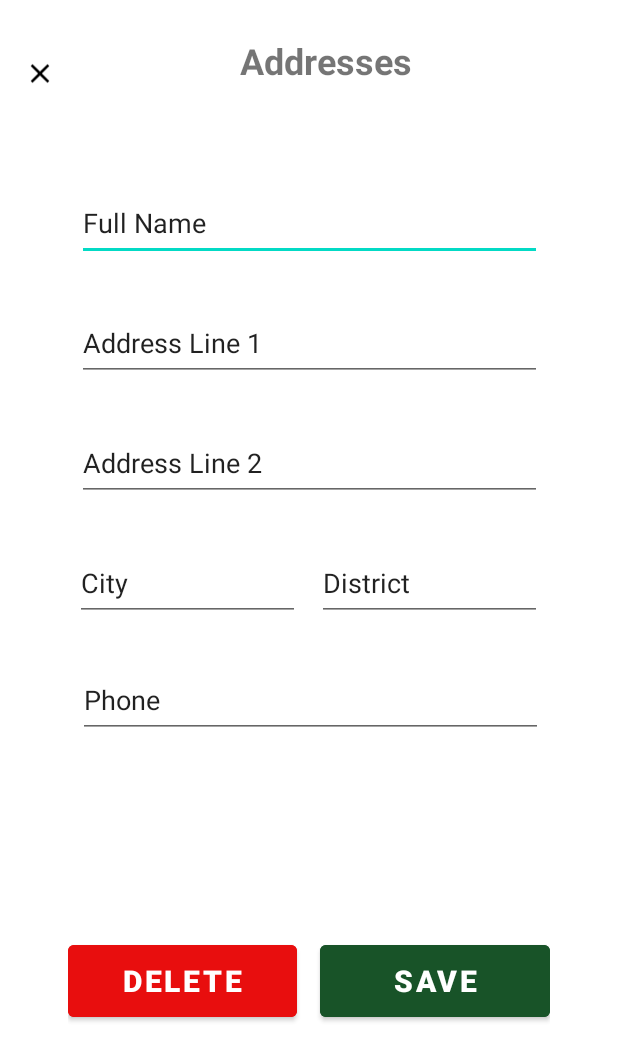
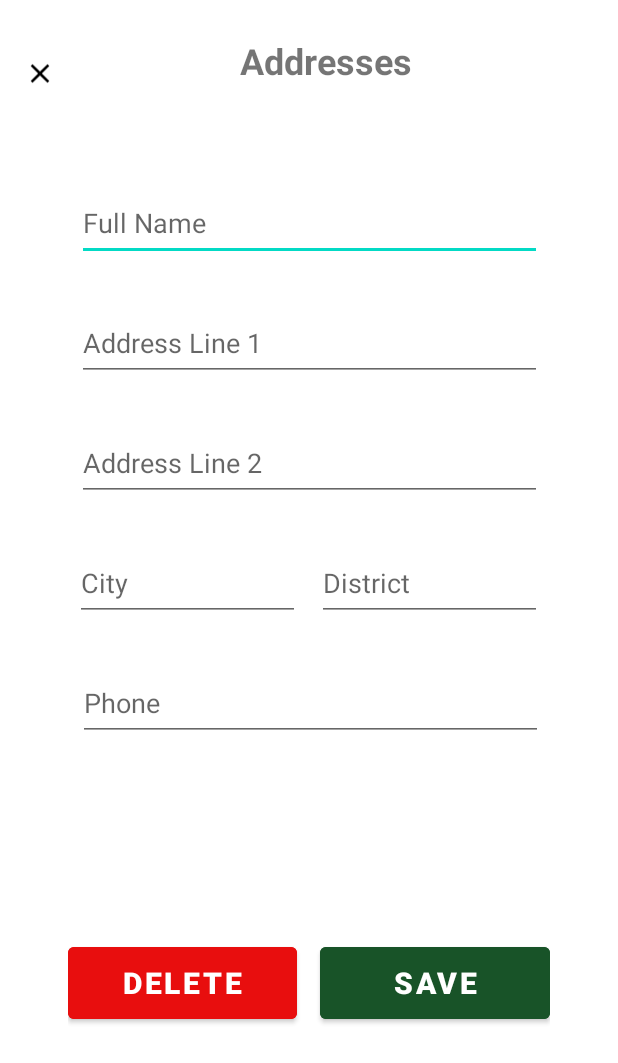
Before and after one commit to Harish3000/FarmLink-MAD-PROJECT-Y2S2-G4.2, an Android app: the layout activity_address.xml on its own in the app's theme, with its tools: preview values and no code run, on a phone screen of 412 x 824 dp. Shown: the top 1063 px of the screen. Run offline under Robolectric (Android 15) with nearby library versions, the phone set to English and light mode, and no system bars.

Commit message:
Address Data Insert
Successful

```diff
--- a/app/build.gradle
+++ b/app/build.gradle
@@ -1,6 +1,7 @@
 plugins {
     id 'com.android.application'
     id 'org.jetbrains.kotlin.android'
+    id 'com.google.gms.google-services'
 }
 
 android {
@@ -38,6 +39,7 @@ dependencies {
     implementation 'androidx.appcompat:appcompat:1.6.1'
     implementation 'com.google.android.material:material:1.8.0'
     implementation 'androidx.constraintlayout:constraintlayout:2.1.4'
+    implementation 'com.google.firebase:firebase-database:20.0.4'
     testImplementation 'junit:junit:4.13.2'
     androidTestImplementation 'androidx.test.ext:junit:1.1.5'
     androidTestImplementation 'androidx.test.espresso:espresso-core:3.5.1'
--- a/app/src/main/AndroidManifest.xml
+++ b/app/src/main/AndroidManifest.xml
@@ -26,6 +26,7 @@
                 <category android:name="android.intent.category.LAUNCHER" />
             </intent-filter>
         </activity>
+        <activity android:name=".AddressAcivity" android:exported="false" />
     </application>
 
 </manifest>
--- a/app/src/main/res/layout/activity_address.xml
+++ b/app/src/main/res/layout/activity_address.xml
@@ -14,8 +14,8 @@
         android:layout_marginTop="50dp"
         android:layout_marginEnd="50dp"
         android:ems="10"
+        android:hint="@string/editFullName"
         android:inputType="textPersonName"
-        android:text="@string/editFullName"
         app:layout_constraintEnd_toEndOf="parent"
         app:layout_constraintStart_toStartOf="parent"
         app:layout_constraintTop_toBottomOf="@+id/linearLayout" />
@@ -28,8 +28,8 @@
         android:layout_marginTop="30dp"
         android:layout_marginEnd="50dp"
         android:ems="10"
+        android:hint="@string/editAddress1"
         android:inputType="textPostalAddress"
-        android:text="@string/editAddress1"
         app:layout_constraintEnd_toEndOf="parent"
         app:layout_constraintStart_toStartOf="parent"
         app:layout_constraintTop_toBottomOf="@+id/editFullName" />
@@ -42,8 +42,8 @@
         android:layout_marginTop="30dp"
         android:layout_marginEnd="50dp"
         android:ems="10"
+        android:hint="@string/editAddress2"
         android:inputType="textPostalAddress"
-        android:text="@string/editAddress2"
         app:layout_constraintEnd_toEndOf="parent"
         app:layout_constraintStart_toStartOf="parent"
         app:layout_constraintTop_toBottomOf="@+id/editAddress1" />
@@ -55,8 +55,8 @@
         android:layout_marginStart="50dp"
         android:layout_marginTop="30dp"
         android:ems="10"
+        android:hint="@string/editCity"
         android:inputType="textPostalAddress"
-        android:text="@string/editCity"
         app:layout_constraintStart_toStartOf="parent"
         app:layout_constraintTop_toBottomOf="@+id/editAddress2" />
 
@@ -68,8 +68,8 @@
         android:layout_marginTop="30dp"
         android:layout_marginEnd="50dp"
         android:ems="10"
+        android:hint="@string/editDistrict"
         android:inputType="textPostalAddress"
-        android:text="@string/editDistrict"
         app:layout_constraintEnd_toEndOf="parent"
         app:layout_constraintStart_toEndOf="@+id/editCity"
         app:layout_constraintTop_toBottomOf="@+id/editAddress2" />
@@ -79,11 +79,11 @@
         android:layout_width="310dp"
         android:layout_height="50dp"
         android:layout_marginStart="50dp"
-        android:layout_marginTop="28dp"
+        android:layout_marginTop="30dp"
         android:layout_marginEnd="50dp"
         android:ems="10"
+        android:hint="@string/editPhone"
         android:inputType="phone"
-        android:text="@string/editPhone"
         app:layout_constraintEnd_toEndOf="parent"
         app:layout_constraintHorizontal_bias="1.0"
         app:layout_constraintStart_toStartOf="parent"
@@ -153,4 +153,5 @@
             android:textSize="20sp"
             android:textStyle="bold" />
     </LinearLayout>
+
 </androidx.constraintlayout.widget.ConstraintLayout>
--- a/build.gradle
+++ b/build.gradle
@@ -1,4 +1,8 @@
-// Top-level build file where you can add configuration options common to all sub-projects/modules.
+buildscript {
+    dependencies {
+        classpath 'com.google.gms:google-services:4.3.15'
+    }
+}// Top-level build file where you can add configuration options common to all sub-projects/modules.
 plugins {
     id 'com.android.application' version '7.4.1' apply false
     id 'com.android.library' version '7.4.1' apply false
```
Also changed, not shown: app/src/main/java/com/example/farmlink/AddressAcivity.kt (+78 -0 lines), app/src/main/java/com/example/farmlink/AddressData.kt (added, +11 -0 lines).
